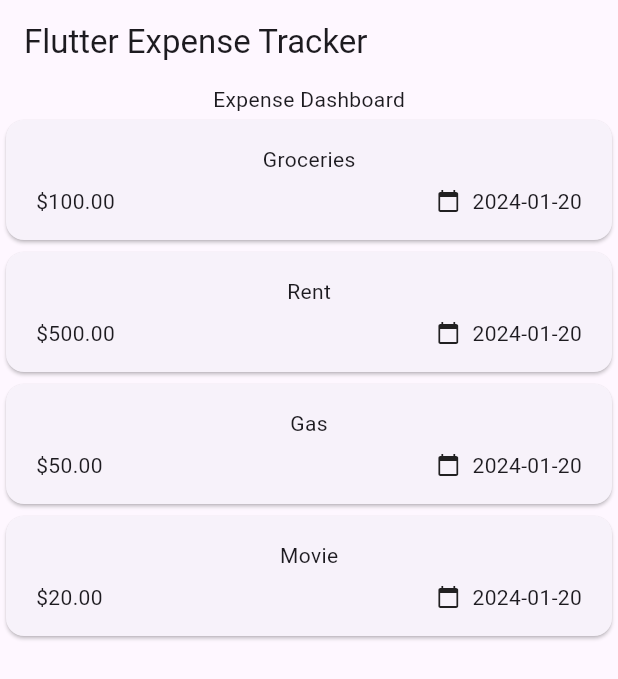
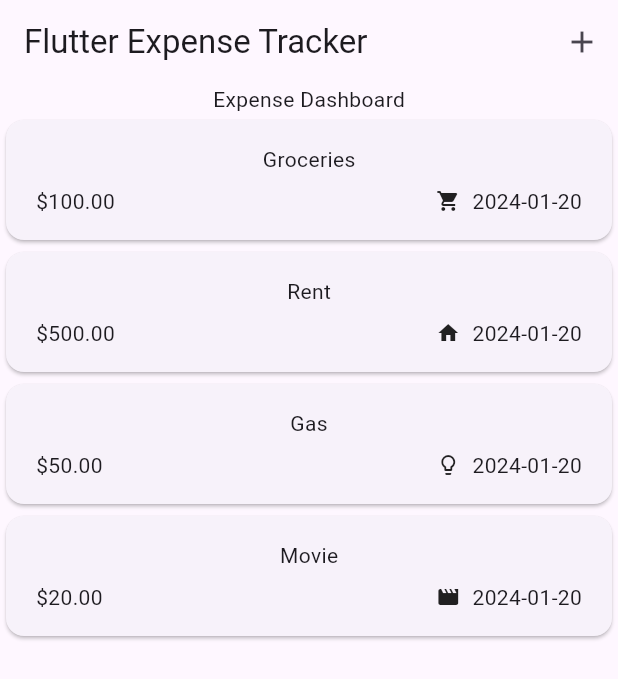
Before and after one commit to ravraw/flutter_expense_tracker, a Flutter app: the screen it shows after launch, on a phone screen of 412 x 824 dp. Shown: the top 679 px of the screen. Run offline on Flutter 3.47's test engine with Material 3 defaults, Android fonts, the phone set to English and light mode, and no system bars.

Commit message:
Updated AppBar with add Icon

```diff
--- a/lib/expense_list/expense_item.dart
+++ b/lib/expense_list/expense_item.dart
@@ -20,7 +20,7 @@ class ExpenseItem extends StatelessWidget {
             const Spacer(),
             Row(
               children: [
-                const Icon(Icons.calendar_today, size: 16),
+                Icon(categoryIcons[expense.category], size: 16),
                 const SizedBox(width: 8),
                 Text(expense.date.toString().split(' ').first),
               ],
--- a/lib/expense_tracker.dart
+++ b/lib/expense_tracker.dart
@@ -27,7 +27,7 @@ class _ExpenseTrackerState extends State<ExpenseTracker> {
       title: "Gas",
       amount: 50.00,
       date: DateTime.now(),
-      category: Category.travel,
+      category: Category.utilities,
     ),
     Expense(
       title: "Movie",
@@ -42,6 +42,12 @@ class _ExpenseTrackerState extends State<ExpenseTracker> {
     return Scaffold(
       appBar: AppBar(
         title: const Text("Flutter Expense Tracker"),
+        actions: [
+          IconButton(
+            onPressed: () {},
+            icon: const Icon(Icons.add),
+          ),
+        ],
       ),
       body: Column(
         children: [
--- a/lib/models/expense.dart
+++ b/lib/models/expense.dart
@@ -1,3 +1,4 @@
+import 'package:flutter/material.dart';
 import 'package:uuid/uuid.dart';
 
 const uuid = Uuid();
@@ -10,6 +11,15 @@ enum Category {
   entertainment,
   other,
 }
+
+const categoryIcons = {
+  Category.food: Icons.local_grocery_store,
+  Category.utilities: Icons.lightbulb_outline,
+  Category.rent: Icons.home,
+  Category.travel: Icons.flight,
+  Category.entertainment: Icons.movie,
+  Category.other: Icons.attach_money,
+};
 
 class Expense {
   Expense(
```
